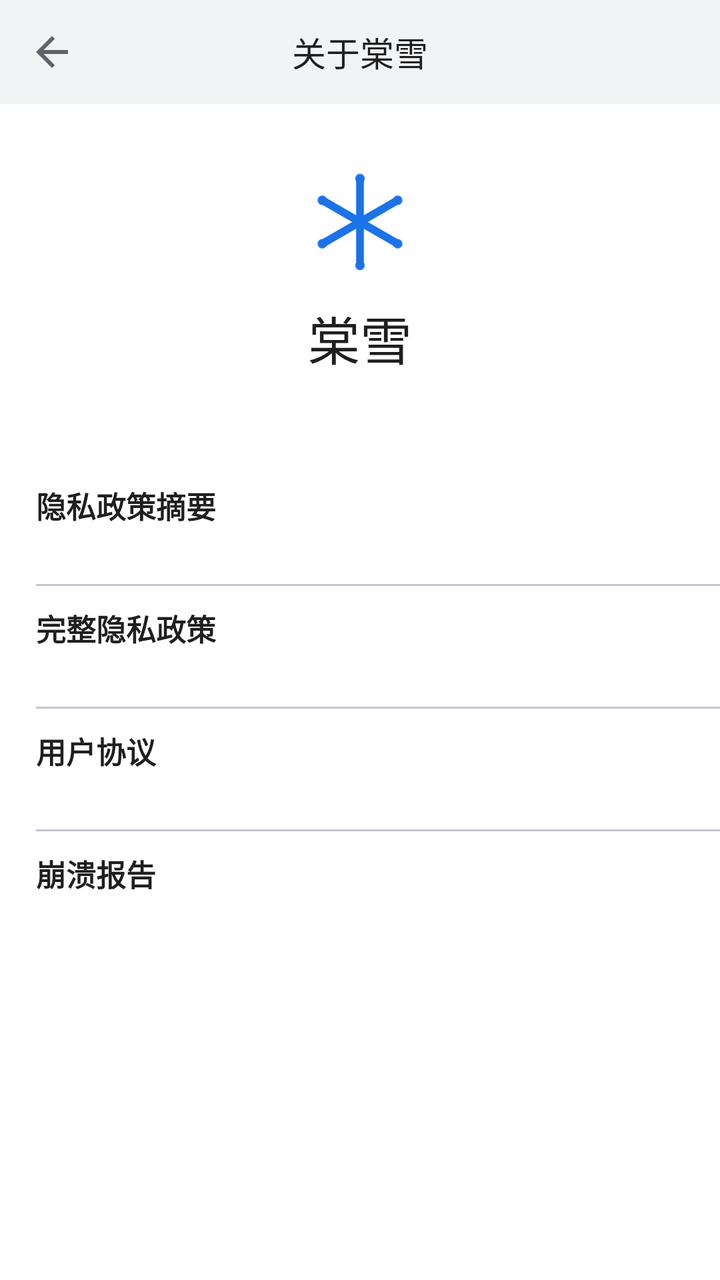
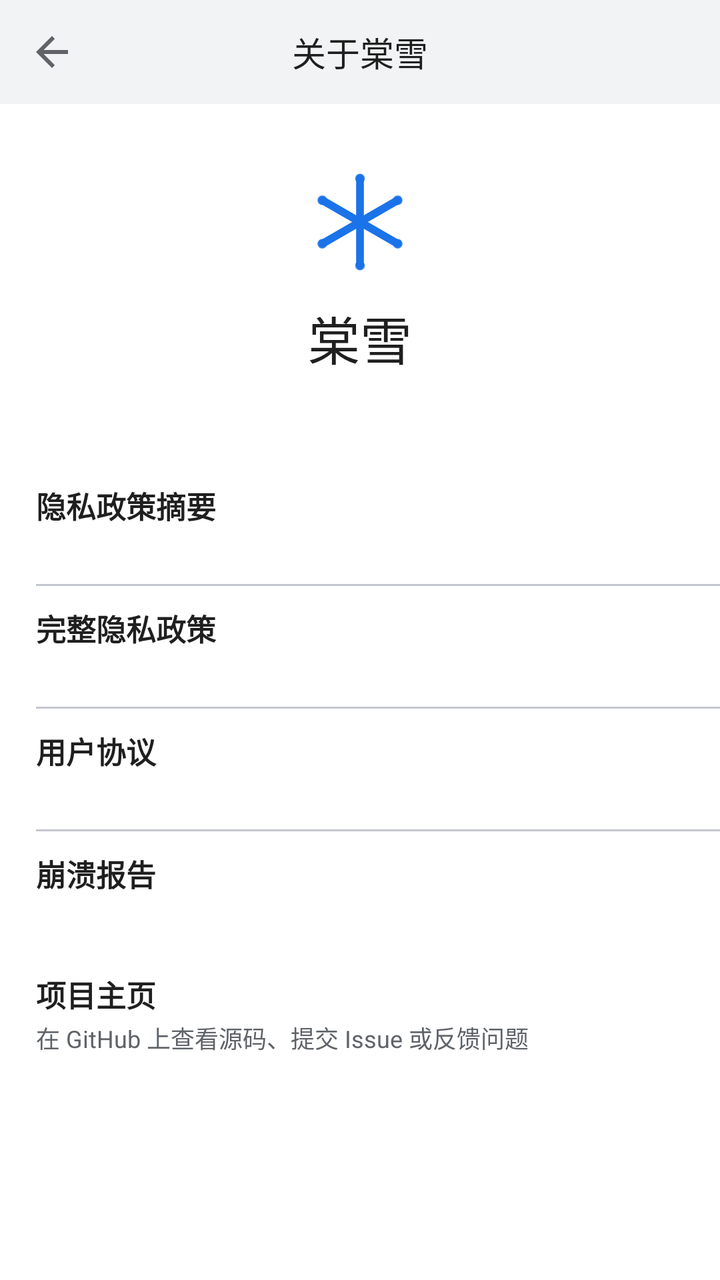

Before-and-after screenshots of an Android layout around one commit, followed by the original layout XML and the change that was made.
<!-- AndroidManifest.xml: activity theme Theme.TangSnow -->
<!-- res/layout/activity_about.xml -->
<?xml version="1.0" encoding="utf-8"?>
<LinearLayout xmlns:android="http://schemas.android.com/apk/res/android"
    xmlns:app="http://schemas.android.com/apk/res-auto"
    android:layout_width="match_parent"
    android:layout_height="match_parent"
    android:orientation="vertical"
    android:fitsSystemWindows="true"
    android:background="?attr/colorSurface">

    <LinearLayout
        android:layout_width="match_parent"
        android:layout_height="@dimen/title_bar_height"
        android:background="?attr/colorSurfaceVariant"
        android:gravity="center_vertical"
        android:paddingHorizontal="@dimen/title_bar_padding_h">

        <androidx.appcompat.widget.AppCompatImageButton
            android:id="@+id/btnBack"
            android:layout_width="@dimen/title_action_size"
            android:layout_height="@dimen/title_action_size"
            android:src="@drawable/ic_arrow_back"
            app:tint="?attr/colorOnSurfaceVariant"
            android:background="?attr/selectableItemBackgroundBorderless"
            android:contentDescription="@string/btn_back" />

        <TextView
            android:layout_width="0dp"
            android:layout_height="wrap_content"
            android:layout_weight="1"
            android:gravity="center"
            android:text="@string/pref_about_title"
            android:textSize="@dimen/title_text_size"
            android:textColor="?attr/colorOnSurface" />

        <View
            android:layout_width="@dimen/title_action_size"
            android:layout_height="1dp" />
    </LinearLayout>

    
    <LinearLayout
        android:layout_width="match_parent"
        android:layout_height="wrap_content"
        android:orientation="vertical"
        android:gravity="center_horizontal"
        android:paddingTop="30dp"
        android:paddingBottom="22dp">

        <androidx.appcompat.widget.AppCompatImageView
            android:layout_width="58dp"
            android:layout_height="58dp"
            android:src="@drawable/ic_tangsnow_mark"
            android:importantForAccessibility="no" />

        <TextView
            android:layout_width="wrap_content"
            android:layout_height="wrap_content"
            android:layout_marginTop="10dp"
            android:text="@string/home_wordmark"
            android:textSize="26sp"
            android:fontFamily="sans-serif-light"
            android:textColor="?attr/colorOnSurface" />

        <TextView
            android:id="@+id/txtVersion"
            android:layout_width="wrap_content"
            android:layout_height="wrap_content"
            android:layout_marginTop="4dp"
            android:textSize="13sp"
            android:textColor="?attr/colorOnSurfaceVariant"
            android:textIsSelectable="true" />
    </LinearLayout>

    
    <LinearLayout
        android:id="@+id/rowSummary"
        android:layout_width="match_parent"
        android:layout_height="wrap_content"
        android:orientation="vertical"
        android:paddingHorizontal="18dp"
        android:paddingVertical="10dp"
        android:background="?attr/selectableItemBackground">

        <TextView
            android:layout_width="match_parent"
            android:layout_height="wrap_content"
            android:text="@string/about_privacy_summary"
            android:textSize="15sp"
            android:textStyle="bold"
            android:textColor="?attr/colorOnSurface" />

        <TextView
            android:id="@+id/txtRowSummarySub"
            android:layout_width="match_parent"
            android:layout_height="wrap_content"
            android:layout_marginTop="2dp"
            android:maxLines="1"
            android:ellipsize="end"
            android:textSize="12sp"
            android:textColor="?attr/colorOnSurfaceVariant" />
    </LinearLayout>

    <View
        android:layout_width="match_parent"
        android:layout_height="1dp"
        android:background="?attr/colorOutlineVariant"
        android:layout_marginStart="18dp" />

    <LinearLayout
        android:id="@+id/rowPrivacy"
        android:layout_width="match_parent"
        android:layout_height="wrap_content"
        android:orientation="vertical"
        android:paddingHorizontal="18dp"
        android:paddingVertical="10dp"
        android:background="?attr/selectableItemBackground">

        <TextView
            android:layout_width="match_parent"
            android:layout_height="wrap_content"
            android:text="@string/about_privacy_full"
            android:textSize="15sp"
            android:textStyle="bold"
            android:textColor="?attr/colorOnSurface" />

        <TextView
            android:id="@+id/txtRowPrivacySub"
            android:layout_width="match_parent"
            android:layout_height="wrap_content"
            android:layout_marginTop="2dp"
            android:maxLines="1"
            android:ellipsize="end"
            android:textSize="12sp"
            android:textColor="?attr/colorOnSurfaceVariant" />
    </LinearLayout>

    <View
        android:layout_width="match_parent"
        android:layout_height="1dp"
        android:background="?attr/colorOutlineVariant"
        android:layout_marginStart="18dp" />

    <LinearLayout
        android:id="@+id/rowAgreement"
        android:layout_width="match_parent"
        android:layout_height="wrap_content"
        android:orientation="vertical"
        android:paddingHorizontal="18dp"
        android:paddingVertical="10dp"
        android:background="?attr/selectableItemBackground">

        <TextView
            android:layout_width="match_parent"
            android:layout_height="wrap_content"
            android:text="@string/about_agreement"
            android:textSize="15sp"
            android:textStyle="bold"
            android:textColor="?attr/colorOnSurface" />

        <TextView
            android:id="@+id/txtRowAgreementSub"
            android:layout_width="match_parent"
            android:layout_height="wrap_content"
            android:layout_marginTop="2dp"
            android:maxLines="1"
            android:ellipsize="end"
            android:textSize="12sp"
            android:textColor="?attr/colorOnSurfaceVariant" />
    </LinearLayout>

    <View
        android:layout_width="match_parent"
        android:layout_height="1dp"
        android:background="?attr/colorOutlineVariant"
        android:layout_marginStart="18dp" />

    
    <LinearLayout
        android:id="@+id/rowCrashes"
        android:layout_width="match_parent"
        android:layout_height="wrap_content"
        android:orientation="vertical"
        android:paddingHorizontal="18dp"
        android:paddingVertical="10dp"
        android:background="?attr/selectableItemBackground">

        <TextView
            android:layout_width="match_parent"
            android:layout_height="wrap_content"
            android:text="@string/about_crash_title"
            android:textSize="15sp"
            android:textStyle="bold"
            android:textColor="?attr/colorOnSurface" />

        <TextView
            android:id="@+id/txtRowCrashesSub"
            android:layout_width="match_parent"
            android:layout_height="wrap_content"
            android:layout_marginTop="2dp"
            android:maxLines="2"
            android:ellipsize="end"
            android:textSize="12sp"
            android:textColor="?attr/colorOnSurfaceVariant" />
    </LinearLayout>

</LinearLayout>
<!-- resources referenced by this layout -->
<resources>
  <dimen name="title_action_size">40dp</dimen>
  <dimen name="title_bar_height">52dp</dimen>
  <dimen name="title_bar_padding_h">6dp</dimen>
  <dimen name="title_text_size">17sp</dimen>
  <!-- drawable ic_arrow_back (drawable) -->
  <vector xmlns:android="http://schemas.android.com/apk/res/android"
      android:width="24dp"
      android:height="24dp"
      android:viewportWidth="24"
      android:viewportHeight="24"
      android:autoMirrored="true">
      <path
          android:fillColor="#FFFFFFFF"
          android:pathData="M20,11H7.83l5.59,-5.59L12,4l-8,8 8,8 1.41,-1.41L7.83,13H20v-2z" />
  </vector>
  <string name="about_agreement">用户协议</string>
  <string name="about_crash_title">崩溃报告</string>
  <string name="about_privacy_full">完整隐私政策</string>
  <string name="about_privacy_summary">隐私政策摘要</string>
  <string name="btn_back">返回</string>
  <string name="home_wordmark">棠雪</string>
  <string name="pref_about_title">关于棠雪</string>
  <style name="Theme.TangSnow" parent="Base.Theme.TangSnow">
          
          <item name="preferenceTheme">@style/PreferenceThemeOverlay.TangSnow</item>
      </style>
  <color name="accent">#1A73E8</color>
  <style name="PreferenceThemeOverlay.TangSnow" parent="PreferenceThemeOverlay">
          <item name="android:scrollbars">none</item>
      </style>
  <color name="on_accent">#FFFFFF</color>
  <color name="accent_container">#D3E3FD</color>
  <color name="on_accent_container">#174EA6</color>
  <color name="accent_muted">#5F6368</color>
  <color name="secondary_container">#E8EAED</color>
  <color name="on_secondary_container">#1F1F1F</color>
  <color name="page_bg">#FFFFFF</color>
  <color name="on_page">#1F1F1F</color>
  <color name="surface_variant">#F1F3F4</color>
  <color name="on_surface_variant">#5F6368</color>
  <color name="surface_container_low">#F7F9FC</color>
  <color name="surface_container">#F1F5FC</color>
  <color name="surface_container_high">#EAF0F9</color>
  <color name="outline">#74777F</color>
  <color name="outline_variant">#C4C6D0</color>
  <color name="error">#BA1A1A</color>
  <color name="on_error">#FFFFFF</color>
  <color name="error_container">#FFDAD6</color>
  <color name="on_error_container">#410002</color>
  <!-- unchanged entries left out for length: 2 -->
</resources>

<!-- the commit's change to res/layout/activity_about.xml (unified diff, before → after) -->
@@ -203,4 +203,33 @@
             android:textColor="?attr/colorOnSurfaceVariant" />
     </LinearLayout>
 
+    
+    <LinearLayout
+        android:id="@+id/rowProject"
+        android:layout_width="match_parent"
+        android:layout_height="wrap_content"
+        android:orientation="vertical"
+        android:paddingHorizontal="18dp"
+        android:paddingVertical="10dp"
+        android:background="?attr/selectableItemBackground">
+
+        <TextView
+            android:layout_width="match_parent"
+            android:layout_height="wrap_content"
+            android:text="@string/about_project_title"
+            android:textSize="15sp"
+            android:textStyle="bold"
+            android:textColor="?attr/colorOnSurface" />
+
+        <TextView
+            android:layout_width="match_parent"
+            android:layout_height="wrap_content"
+            android:layout_marginTop="2dp"
+            android:maxLines="2"
+            android:ellipsize="end"
+            android:text="@string/about_project_sub"
+            android:textSize="12sp"
+            android:textColor="?attr/colorOnSurfaceVariant" />
+    </LinearLayout>
+
 </LinearLayout>
<!-- resource entries referenced after the edit -->
@@ -19,6 +19,8 @@
   <string name="about_crash_title">崩溃报告</string>
   <string name="about_privacy_full">完整隐私政策</string>
   <string name="about_privacy_summary">隐私政策摘要</string>
+  <string name="about_project_sub">在 GitHub 上查看源码、提交 Issue 或反馈问题</string>
+  <string name="about_project_title">项目主页</string>
   <string name="btn_back">返回</string>
   <string name="home_wordmark">棠雪</string>
   <string name="pref_about_title">关于棠雪</string>
